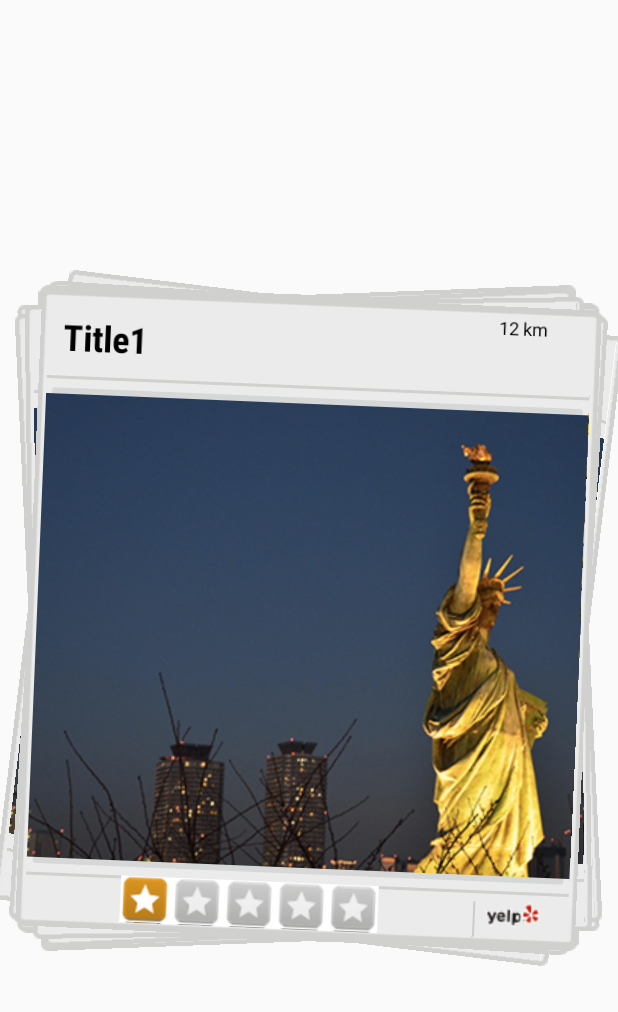
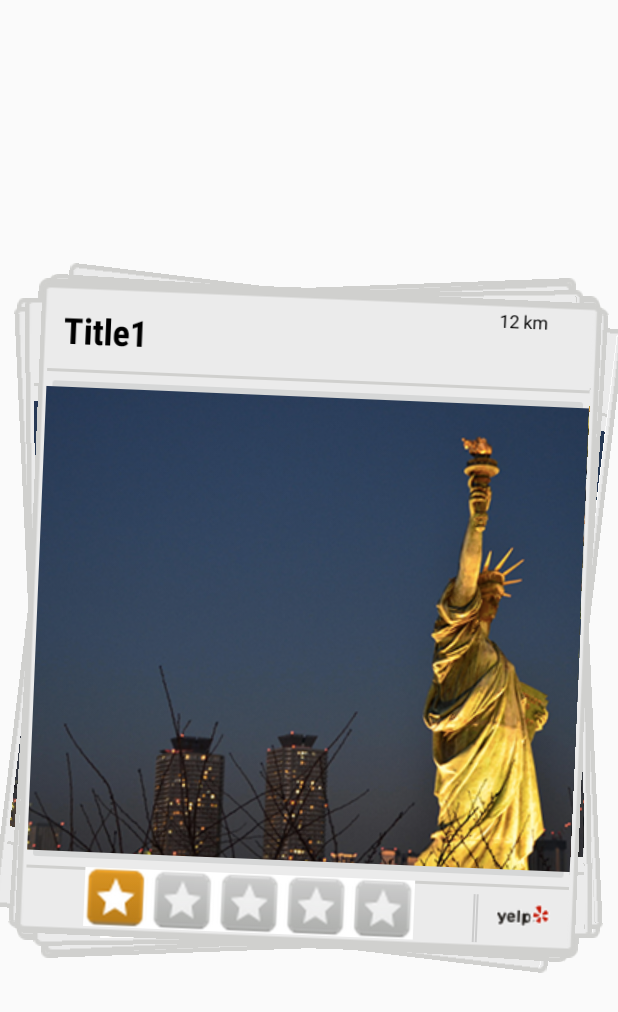
Before and after one commit to timmui/eatr, an Android app: the screen it shows after launch (MainActivity), on a phone screen of 412 x 824 dp. Shown: the top 1012 px of the screen. Run offline under Robolectric (Android 15) with nearby library versions, the phone set to English and light mode, and no system bars.

Commit message:
Revert "Only one button now"
This reverts commit 22772256e5a32edc22c7d48a60dc5033eb6f6526.

```diff
--- a/Android/Eatr/AndTinder/src/main/res/layout/std_card_inner.xml
+++ b/Android/Eatr/AndTinder/src/main/res/layout/std_card_inner.xml
@@ -73,18 +73,37 @@
         android:layout_toLeftOf="@+id/image_1"
         android:background="#ccc"/>
 
-    <ImageButton
+    <TextView
         android:id="@+id/image_1"
         android:layout_width="wrap_content"
         android:layout_height="wrap_content"
         android:layout_below="@id/image"
+        android:layout_toLeftOf="@+id/btn_sep_2"
         android:background="?android:attr/selectableItemBackground"
-        android:padding="5dp"
+        android:padding="10dp"
+        android:text=""
         android:layout_toRightOf="@+id/title"
-        android:layout_toEndOf="@+id/title"
-        android:src="@drawable/yelplogo" />
+        android:layout_toEndOf="@+id/title" />
 
+    <View
+        android:id="@+id/btn_sep_2"
+        android:layout_width="1dp"
+        android:layout_height="0dp"
+        android:layout_alignBottom="@id/image_1"
+        android:layout_below="@id/image"
+        android:layout_marginTop="7dp"
+        android:layout_toLeftOf="@+id/image_2"
+        android:background="#ccc"/>
 
+    <ImageButton
+        android:id="@+id/image_2"
+        android:layout_width="wrap_content"
+        android:layout_height="wrap_content"
+        android:layout_alignParentRight="true"
+        android:layout_below="@id/image"
+        android:background="?android:attr/selectableItemBackground"
+        android:padding="10dp"
+        android:src="@drawable/yelplogo"/>
 
     <TextView
         android:id="@+id/distance"
```
